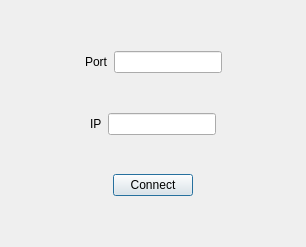
Old version of the form Escenario/GameWindow/conectionwindow.ui in the repository fedefunes96/worms.
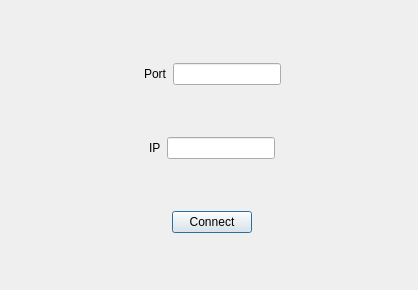
New version of the form.

```diff
--- a/Escenario/GameWindow/conectionwindow.ui
+++ b/Escenario/GameWindow/conectionwindow.ui
@@ -6,17 +6,22 @@
    <rect>
     <x>0</x>
     <y>0</y>
-    <width>306</width>
-    <height>247</height>
+    <width>418</width>
+    <height>290</height>
    </rect>
   </property>
   <property name="windowTitle">
    <string>Dialog</string>
   </property>
   <layout class="QGridLayout" name="gridLayout">
-   <item row="0" column="0">
-    <layout class="QVBoxLayout" name="verticalLayout">
-     <item>
+   <item row="0" column="0" rowspan="8" colspan="2">
+    <widget class="QLabel" name="imageBack">
+     <property name="text">
+      <string/>
+     </property>
+    </widget>
+   </item>
+   <item row="1" column="1">
       <spacer name="verticalSpacer">
        <property name="orientation">
         <enum>Qt::Vertical</enum>
@@ -24,12 +29,12 @@
        <property name="sizeHint" stdset="0">
         <size>
          <width>20</width>
-         <height>40</height>
+       <height>42</height>
         </size>
        </property>
       </spacer>
      </item>
-     <item>
+   <item row="2" column="1">
       <layout class="QHBoxLayout" name="horizontalLayout">
        <item>
         <spacer name="horizontalSpacer">
@@ -76,7 +81,7 @@
        </item>
       </layout>
      </item>
-     <item>
+   <item row="3" column="1">
       <spacer name="verticalSpacer_3">
        <property name="orientation">
         <enum>Qt::Vertical</enum>
@@ -84,12 +89,12 @@
        <property name="sizeHint" stdset="0">
         <size>
          <width>48</width>
-         <height>10</height>
+       <height>42</height>
         </size>
        </property>
       </spacer>
      </item>
-     <item>
+   <item row="4" column="1">
       <layout class="QHBoxLayout" name="horizontalLayout_2">
        <item>
         <spacer name="horizontalSpacer_6">
@@ -136,7 +141,7 @@
        </item>
       </layout>
      </item>
-     <item>
+   <item row="5" column="1">
       <spacer name="verticalSpacer_4">
        <property name="orientation">
         <enum>Qt::Vertical</enum>
@@ -144,12 +149,12 @@
        <property name="sizeHint" stdset="0">
         <size>
          <width>48</width>
-         <height>10</height>
+       <height>42</height>
         </size>
        </property>
       </spacer>
      </item>
-     <item>
+   <item row="6" column="1">
       <layout class="QHBoxLayout" name="horizontalLayout_3">
        <item>
         <spacer name="horizontalSpacer_3">
@@ -192,7 +197,7 @@
        </item>
       </layout>
      </item>
-     <item>
+   <item row="7" column="1">
       <spacer name="verticalSpacer_2">
        <property name="orientation">
         <enum>Qt::Vertical</enum>
@@ -200,12 +205,10 @@
        <property name="sizeHint" stdset="0">
         <size>
          <width>20</width>
-         <height>40</height>
+       <height>42</height>
         </size>
        </property>
       </spacer>
-     </item>
-    </layout>
    </item>
   </layout>
  </widget>
```
Lines whose indentation alone changed are shown as unchanged.
